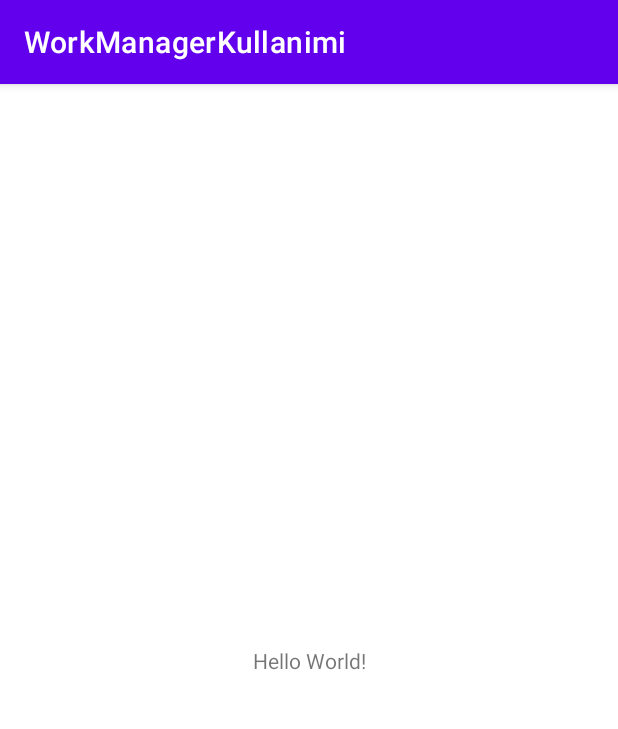
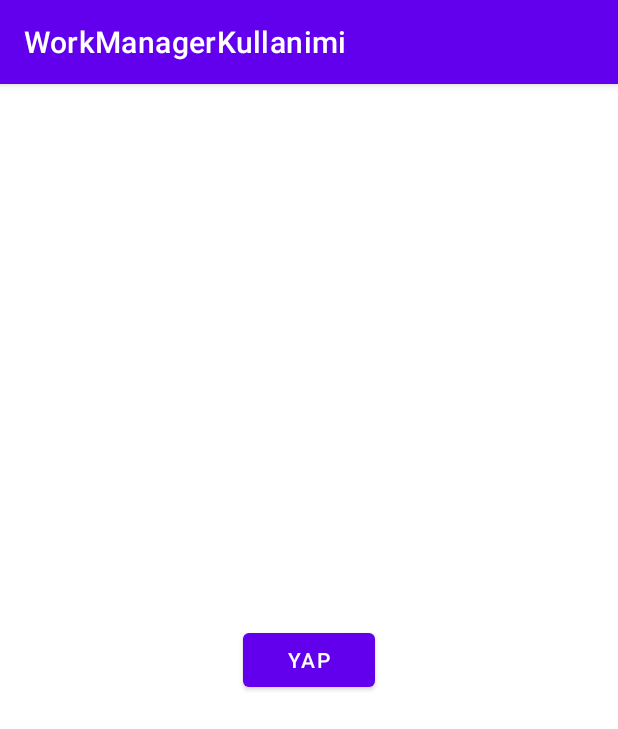
Before and after one commit to murselcetin/WorkManagerKullanimi, an Android app: the screen it shows after launch (MainActivity), on a phone screen of 412 x 824 dp. Shown: the top 729 px of the screen. Run offline under Robolectric (Android 15) with nearby library versions, the phone set to English and light mode, and no system bars.

Commit message:
Ders-14 İşlendi.

```diff
--- a/app/build.gradle
+++ b/app/build.gradle
@@ -5,6 +5,9 @@ plugins {
 
 android {
     compileSdk 32
+    buildFeatures {
+        viewBinding true
+    }
 
     defaultConfig {
         applicationId "com.example.workmanagerkullanimi"
@@ -40,4 +43,6 @@ dependencies {
     testImplementation 'junit:junit:4.13.2'
     androidTestImplementation 'androidx.test.ext:junit:1.1.3'
     androidTestImplementation 'androidx.test.espresso:espresso-core:3.4.0'
+
+    implementation "androidx.work:work-runtime-ktx:2.7.1"
 }
--- a/app/src/main/java/com/example/workmanagerkullanimi/MainActivity.kt
+++ b/app/src/main/java/com/example/workmanagerkullanimi/MainActivity.kt
@@ -2,10 +2,35 @@ package com.example.workmanagerkullanimi
 
 import androidx.appcompat.app.AppCompatActivity
 import android.os.Bundle
+import android.util.Log
+import androidx.work.OneTimeWorkRequestBuilder
+import androidx.work.PeriodicWorkRequestBuilder
+import androidx.work.WorkManager
+import androidx.work.Worker
+import com.example.workmanagerkullanimi.databinding.ActivityMainBinding
+import java.util.concurrent.TimeUnit
 
 class MainActivity : AppCompatActivity() {
+    private lateinit var binding: ActivityMainBinding
     override fun onCreate(savedInstanceState: Bundle?) {
         super.onCreate(savedInstanceState)
-        setContentView(R.layout.activity_main)
+
+        binding = ActivityMainBinding.inflate(layoutInflater)
+        setContentView(binding.root)
+
+        binding.buttonYap.setOnClickListener {
+            /*val istek = OneTimeWorkRequestBuilder<MyWorker>()
+                .setInitialDelay(10,TimeUnit.SECONDS).build()
+            WorkManager.getInstance(this).enqueue(istek)*/
+
+            val istek = PeriodicWorkRequestBuilder<MyWorkerBildirim>(15,TimeUnit.MINUTES)
+                .setInitialDelay(10,TimeUnit.SECONDS)
+                .build()
+
+            WorkManager.getInstance(this).getWorkInfoByIdLiveData(istek.id)
+                .observe(this){
+                    Log.e("Arkaplan işlem durumu",it.state.name)
+                }
+        }
     }
 }
--- /dev/null
+++ b/app/src/main/res/drawable/resim.xml
@@ -0,0 +1,5 @@
+<vector android:height="24dp" android:tint="#000000"
+    android:viewportHeight="24" android:viewportWidth="24"
+    android:width="24dp" xmlns:android="http://schemas.android.com/apk/res/android">
+    <path android:fillColor="@android:color/white" android:pathData="M16.84,14.52c-0.26,-0.19 -0.62,-0.63 -0.79,-0.84C17.24,12.01 19,8.87 19,5c0,-1.95 -0.74,-3 -2,-3c-1.54,0 -3.96,2.06 -5,5.97C10.96,4.06 8.54,2 7,2C5.74,2 5,3.05 5,5c0,3.87 1.76,7.01 2.95,8.68c-0.17,0.21 -0.53,0.65 -0.79,0.84c-0.5,0.41 -1.66,1.37 -1.66,2.98c0,2.21 1.79,4 4,4c1.55,0 2.5,-0.56 2.5,-0.56s0.95,0.56 2.5,0.56c2.21,0 4,-1.79 4,-4C18.5,15.89 17.34,14.93 16.84,14.52zM9.35,12.2C8.34,10.7 7,8.12 7,5c0,-0.49 0.06,-0.8 0.12,-0.97c0.94,0.31 3.24,2.71 3.38,7.64C10.03,11.79 9.66,11.97 9.35,12.2zM10.5,16.75c-0.28,0 -0.5,-0.34 -0.5,-0.75c0,-0.41 0.22,-0.75 0.5,-0.75S11,15.59 11,16C11,16.41 10.78,16.75 10.5,16.75zM12,19.5c-0.55,0 -1,-0.72 -1,-1c0,-0.28 0.45,-0.5 1,-0.5s1,0.22 1,0.5C13,18.78 12.55,19.5 12,19.5zM13.5,16.75c-0.28,0 -0.5,-0.34 -0.5,-0.75c0,-0.41 0.22,-0.75 0.5,-0.75S14,15.59 14,16C14,16.41 13.78,16.75 13.5,16.75zM13.5,11.67c0.14,-4.93 2.44,-7.33 3.38,-7.64C16.94,4.2 17,4.51 17,5c0,3.12 -1.34,5.7 -2.35,7.2C14.34,11.97 13.97,11.79 13.5,11.67z"/>
+</vector>
--- a/app/src/main/res/layout/activity_main.xml
+++ b/app/src/main/res/layout/activity_main.xml
@@ -6,13 +6,14 @@
     android:layout_height="match_parent"
     tools:context=".MainActivity">
 
-    <TextView
+    <Button
+        android:id="@+id/buttonYap"
         android:layout_width="wrap_content"
         android:layout_height="wrap_content"
-        android:text="Hello World!"
+        android:text="YAP"
         app:layout_constraintBottom_toBottomOf="parent"
         app:layout_constraintEnd_toEndOf="parent"
+        app:layout_constraintHorizontal_bias="0.5"
         app:layout_constraintStart_toStartOf="parent"
         app:layout_constraintTop_toTopOf="parent" />
-
 </androidx.constraintlayout.widget.ConstraintLayout>
```
Also changed, not shown: app/src/main/java/com/example/workmanagerkullanimi/MyWorker.kt (added, +15 -0 lines), app/src/main/java/com/example/workmanagerkullanimi/MyWorkerBildirim.kt (added, +64 -0 lines).
